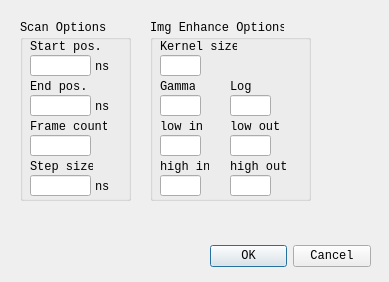
This is settings.ui in yilp7/img_proc_demo as Qt 5 draws it before an edit. The edited form follows.
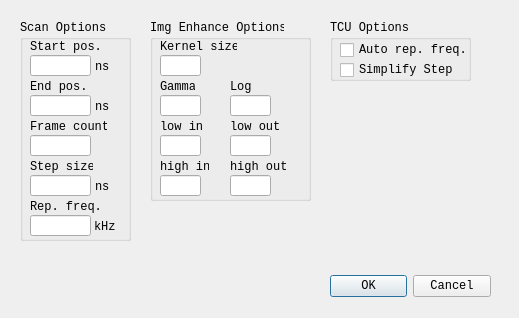
This is the edited form.

Commit message: settings: rep freq, stepping size

Patch:
```diff
--- a/settings.ui
+++ b/settings.ui
@@ -6,8 +6,8 @@
    <rect>
     <x>0</x>
     <y>0</y>
-    <width>389</width>
-    <height>282</height>
+    <width>519</width>
+    <height>318</height>
    </rect>
   </property>
   <property name="font">
@@ -22,8 +22,8 @@
   <widget class="QDialogButtonBox" name="USER_BTN_GRP">
    <property name="geometry">
     <rect>
-     <x>210</x>
-     <y>240</y>
+     <x>330</x>
+     <y>270</y>
      <width>161</width>
      <height>32</height>
     </rect>
@@ -41,7 +41,7 @@
      <x>20</x>
      <y>20</y>
      <width>111</width>
-     <height>181</height>
+     <height>221</height>
     </rect>
    </property>
    <property name="title">
@@ -178,6 +178,42 @@
      <string>ns</string>
     </property>
    </widget>
+   <widget class="QLabel" name="UNIT_KHZ">
+    <property name="geometry">
+     <rect>
+      <x>74</x>
+      <y>200</y>
+      <width>21</width>
+      <height>14</height>
+     </rect>
+    </property>
+    <property name="text">
+     <string>kHz</string>
+    </property>
+   </widget>
+   <widget class="QLineEdit" name="REP_FREQ_EDIT">
+    <property name="geometry">
+     <rect>
+      <x>10</x>
+      <y>195</y>
+      <width>61</width>
+      <height>21</height>
+     </rect>
+    </property>
+   </widget>
+   <widget class="QLabel" name="FREQ_LBL">
+    <property name="geometry">
+     <rect>
+      <x>10</x>
+      <y>180</y>
+      <width>70</width>
+      <height>14</height>
+     </rect>
+    </property>
+    <property name="text">
+     <string>Rep. freq.</string>
+    </property>
+   </widget>
   </widget>
   <widget class="QGroupBox" name="ENHANCE_GROUP">
    <property name="geometry">
@@ -353,6 +389,45 @@
     </property>
    </widget>
   </widget>
+  <widget class="QGroupBox" name="TCU_GRP">
+   <property name="geometry">
+    <rect>
+     <x>330</x>
+     <y>20</y>
+     <width>141</width>
+     <height>61</height>
+    </rect>
+   </property>
+   <property name="title">
+    <string>TCU Options</string>
+   </property>
+   <widget class="QCheckBox" name="AUTO_REP_FREQ_CHK">
+    <property name="geometry">
+     <rect>
+      <x>10</x>
+      <y>20</y>
+      <width>130</width>
+      <height>20</height>
+     </rect>
+    </property>
+    <property name="text">
+     <string>Auto rep. freq.</string>
+    </property>
+   </widget>
+   <widget class="QCheckBox" name="SIMPLIFY_STEP_CHK">
+    <property name="geometry">
+     <rect>
+      <x>10</x>
+      <y>40</y>
+      <width>116</width>
+      <height>20</height>
+     </rect>
+    </property>
+    <property name="text">
+     <string>Simplify Step</string>
+    </property>
+   </widget>
+  </widget>
  </widget>
  <resources/>
  <connections>
```
The commit also changes 8 other files.
